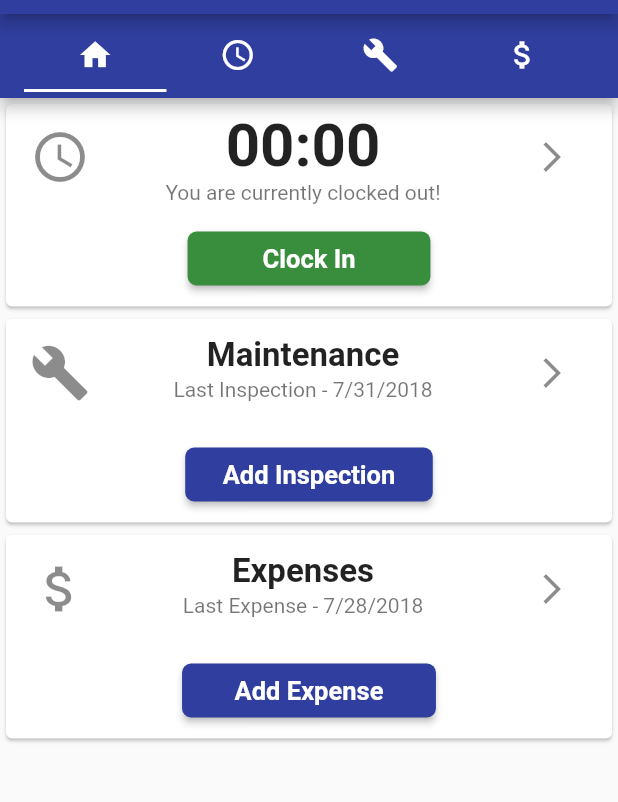
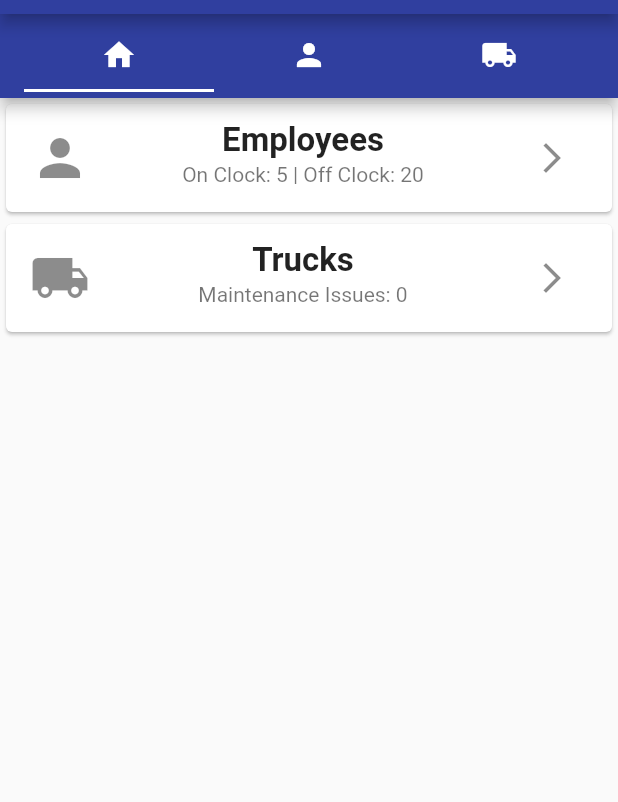
Before and after one commit to RyanKlatt/driver-manager-flutter, a Flutter app: the screen it shows after launch, on a phone screen of 412 x 824 dp, the part 70-872 px from its top. Run offline on Flutter 3.47's test engine with Material 2 defaults, Android fonts, the phone set to English and light mode, and no system bars; our stand-ins replace cloud_firestore, dynamic_theme, shared_preferences; accounts and stored records are empty.

Commit message:
working on admin dashboard

```diff
--- a/lib/main.dart
+++ b/lib/main.dart
@@ -3,6 +3,7 @@ import 'package:dynamic_theme/dynamic_theme.dart';
 import 'package:shared_preferences/shared_preferences.dart';
 
 import 'pages/employee_dashboard.dart';
+import 'pages/admin_dashboard.dart';
 
 void main() => runApp(new DriverManager());
 
@@ -157,6 +158,6 @@ class _AppHomeState extends State<MyHomePage> {
             ],
           ),
         ),
-        body: new EmployeeDashboardPage());
+        body: new AdminDashboardPage());
   }
 }
--- /dev/null
+++ b/lib/pages/admin_dashboard.dart
@@ -0,0 +1,44 @@
+import 'package:flutter/material.dart';
+import 'admin_home_page.dart';
+import 'admin_employees.dart';
+import 'admin_trucks.dart';
+import 'time_clock.dart';
+import 'maintenance.dart';
+import 'expenses.dart';
+
+class AdminDashboardPage extends StatefulWidget {
+  @override
+  State<StatefulWidget> createState() {
+    // TODO: implement createState
+    return _AdminDashboardCreateState();
+  }
+}
+
+class _AdminDashboardCreateState extends State<AdminDashboardPage> {
+  @override
+  Widget build(BuildContext context) {
+    return new DefaultTabController(
+      length: 3,
+      child: new Scaffold(
+        appBar: new AppBar(
+          actions: <Widget>[],
+          title: new TabBar(
+            tabs: [
+              new Tab(icon: new Icon(Icons.home)),
+              new Tab(icon: new Icon(Icons.person)),
+              new Tab(icon: new Icon(Icons.local_shipping)),
+            ],
+            indicatorColor: Colors.white,
+          ),
+        ),
+        body: new TabBarView(
+          children: [
+            new AdminHome(),
+            new Employess(),
+            new Trucks(),
+          ],
+        ),
+      ),
+    );
+  }
+}
--- /dev/null
+++ b/lib/pages/admin_home_page.dart
@@ -0,0 +1,87 @@
+import 'package:flutter/material.dart';
+
+import '../pages/create_time_clock.dart';
+import '../pages/create_inspection.dart';
+import '../pages/create_expense.dart';
+
+class AdminHome extends StatefulWidget {
+  @override
+  State<StatefulWidget> createState() {
+    // TODO: implement createState
+    return _AdminHomeState();
+  }
+}
+
+class _AdminHomeState extends State<AdminHome> {
+  @override
+  Widget build(BuildContext context) => new ListView(
+        children: [
+          Card(
+            color: Theme.of(context).cardColor,
+            child: new Column(
+              mainAxisSize: MainAxisSize.min,
+              children: <Widget>[
+                new ListTile(
+                  onTap: () {
+                    DefaultTabController.of(context).animateTo(1);
+                  },
+                  leading: Icon(
+                    Icons.person,
+                    size: 40.0,
+                  ),
+                  trailing: IconButton(
+                    icon: Icon(Icons.arrow_forward_ios),
+                    onPressed: () {
+                      DefaultTabController.of(context).animateTo(1);
+                    },
+                  ),
+                  title: Text(
+                    'Employees',
+                    textAlign: TextAlign.center,
+                    style: new TextStyle(
+                        fontSize: 22.0, fontWeight: FontWeight.bold),
+                  ),
+                  subtitle: Text(
+                    'On Clock: 5 | Off Clock: 20',
+                    textAlign: TextAlign.center,
+                  ),
+                ),
+              ],
+            ),
+          ),
+          Card(
+            color: Theme.of(context).cardColor,
+            child: new Column(
+              mainAxisSize: MainAxisSize.min,
+              children: <Widget>[
+                new ListTile(
+                  onTap: () {
+                    DefaultTabController.of(context).animateTo(2);
+                  },
+                  leading: Icon(
+                    Icons.local_shipping,
+                    size: 40.0,
+                  ),
+                  trailing: IconButton(
+                    icon: Icon(Icons.arrow_forward_ios),
+                    onPressed: () {
+                      DefaultTabController.of(context).animateTo(2);
+                    },
+                  ),
+                  title: new Text(
+                    'Trucks',
+                    textAlign: TextAlign.center,
+                    style: new TextStyle(
+                        fontSize: 22.0, fontWeight: FontWeight.bold),
+                  ),
+                  subtitle: const Text(
+                    'Maintenance Issues: 0',
+                    textAlign: TextAlign.center,
+                  ),
+                ),
+              ],
+            ),
+          ),
+        ],
+      );
+}
```
Also changed, not shown: lib/pages/admin_employees.dart (added, +90 -0 lines), lib/pages/admin_trucks.dart (added, +96 -0 lines), lib/pages/calendar.dart (deleted, +0 -19 lines).
